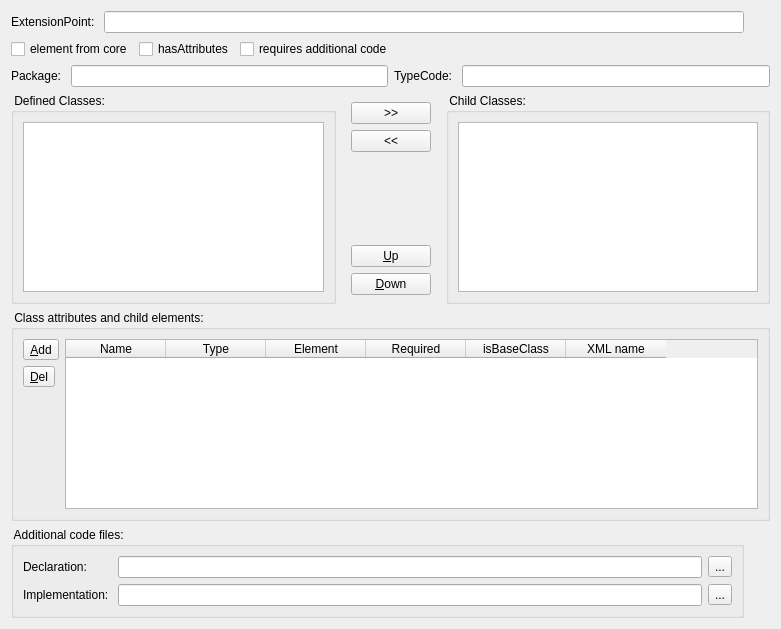
First picture: the form in ui/formdeviserplugin.ui, repository sbmlteam/QtDeviser, before the edit.
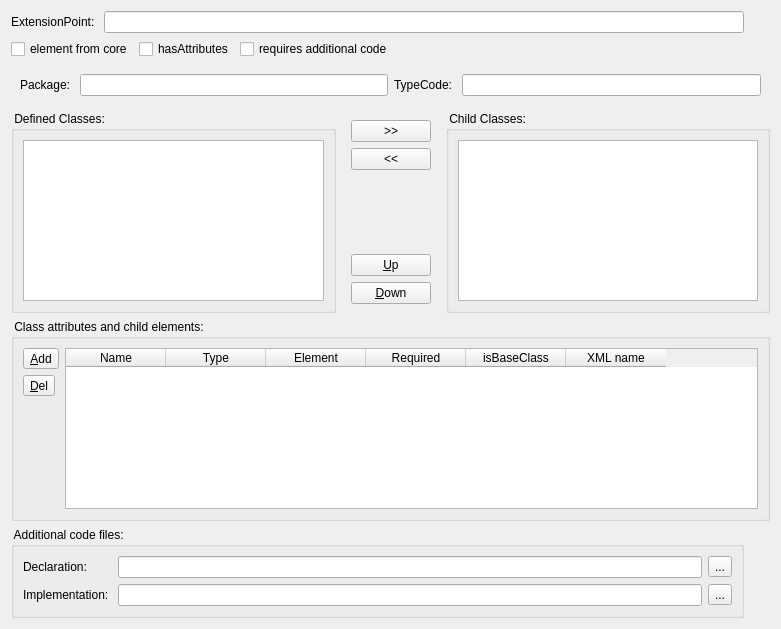
Second picture: the form after the edit. Icons and pictures are not drawn.

Diff of the .ui file:
```diff
--- a/ui/formdeviserplugin.ui
+++ b/ui/formdeviserplugin.ui
@@ -66,38 +66,6 @@
      </item>
     </layout>
    </item>
-   <item row="2" column="0" colspan="2">
-    <layout class="QHBoxLayout" name="horizontalLayout_2">
-     <item>
-      <layout class="QFormLayout" name="formLayout_3">
-       <item row="0" column="0">
-        <widget class="QLabel" name="label_2">
-         <property name="text">
-          <string>Package: </string>
-         </property>
-        </widget>
-       </item>
-       <item row="0" column="1">
-        <widget class="QLineEdit" name="txtPackage"/>
-       </item>
-      </layout>
-     </item>
-     <item>
-      <layout class="QFormLayout" name="formLayout_2">
-       <item row="0" column="0">
-        <widget class="QLabel" name="label_3">
-         <property name="text">
-          <string>TypeCode: </string>
-         </property>
-        </widget>
-       </item>
-       <item row="0" column="1">
-        <widget class="QLineEdit" name="txtTypeCode"/>
-       </item>
-      </layout>
-     </item>
-    </layout>
-   </item>
    <item row="3" column="0" colspan="2">
     <layout class="QHBoxLayout" name="horizontalLayout_4">
      <item>
@@ -322,6 +290,40 @@
      </property>
     </spacer>
    </item>
+   <item row="2" column="0" colspan="2">
+    <widget class="QWidget" name="ctrlLocation" native="true">
+     <layout class="QHBoxLayout" name="horizontalLayout_2">
+      <item>
+       <layout class="QFormLayout" name="formLayout_3">
+        <item row="0" column="0">
+         <widget class="QLabel" name="label_2">
+          <property name="text">
+           <string>Package: </string>
+          </property>
+         </widget>
+        </item>
+        <item row="0" column="1">
+         <widget class="QLineEdit" name="txtPackage"/>
+        </item>
+       </layout>
+      </item>
+      <item>
+       <layout class="QFormLayout" name="formLayout_2">
+        <item row="0" column="0">
+         <widget class="QLabel" name="label_3">
+          <property name="text">
+           <string>TypeCode: </string>
+          </property>
+         </widget>
+        </item>
+        <item row="0" column="1">
+         <widget class="QLineEdit" name="txtTypeCode"/>
+        </item>
+       </layout>
+      </item>
+     </layout>
+    </widget>
+   </item>
   </layout>
  </widget>
  <resources>
```
Left out of the diff: 12 changed lines with no effect on the pictures.
